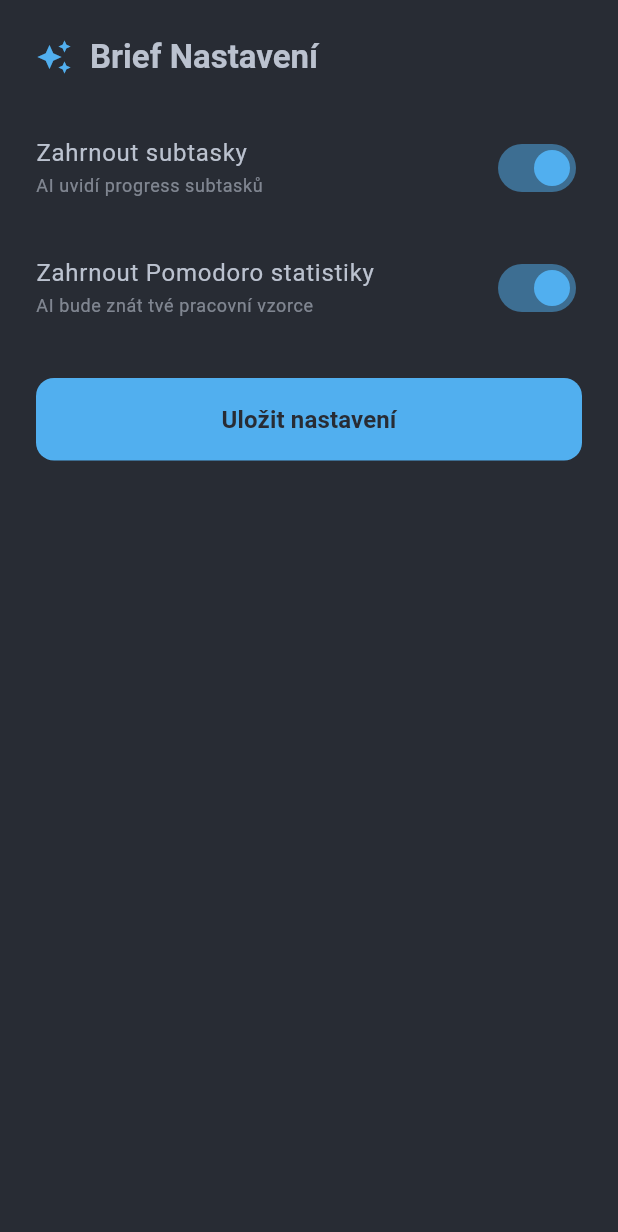
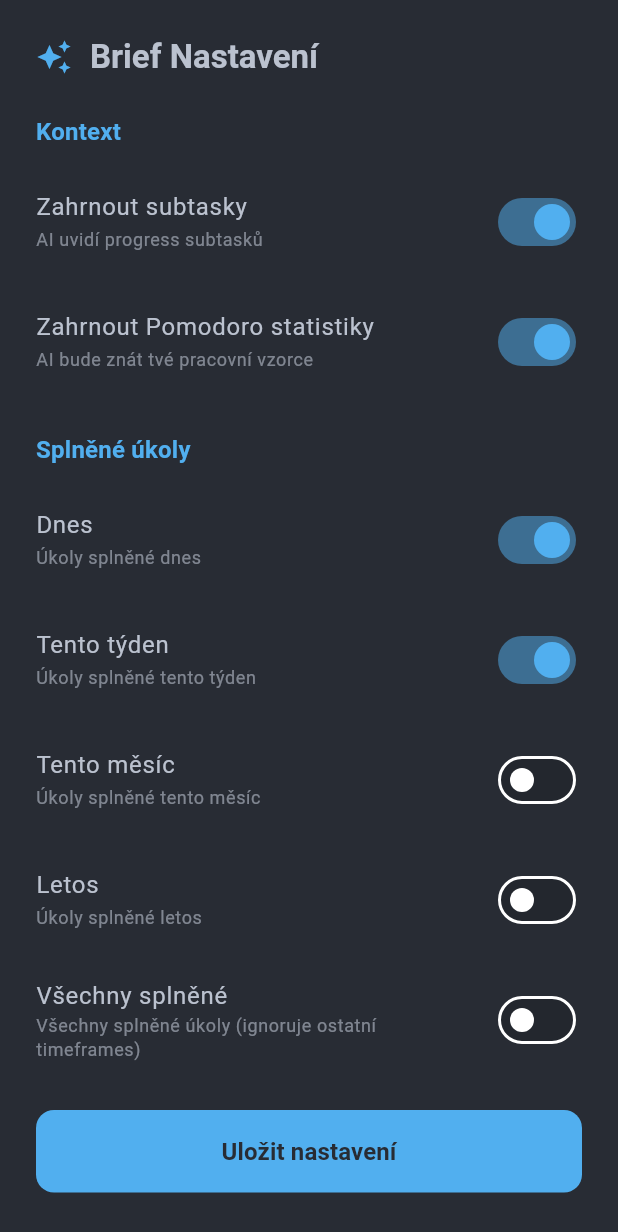
Before and after one commit to mastnacek/laidak, a Flutter app: the BriefSettingsSheet widget shown alone on an empty page, opened directly, on a phone screen of 412 x 824 dp. Shown: the top 1232 px of the screen. Run offline on Flutter 3.47's test engine with Material 3 defaults, Android fonts, the phone set to English and light mode, and no system bars; our stand-ins replace emoji_picker_flutter, equatable, flutter_bloc, flutter_colorpicker, just_audio, logger and 4 more; accounts and stored records are empty.

Commit message:
✨ feat: Completed tasks v AI Brief + rozšířené UI nastavení
Změny:
1. BriefContextBuilder:
   - Přidán parametr BriefConfig pro filtrování completed tasks
   - Nové sekce v contextu: "ACTIVE TASKS" + "COMPLETED TASKS"
   - _filterCompletedTasks() - filtruje podle timeframes (today/week/month/year/all)
   - Helper metody: _isThisWeek(), _isThisMonth(), _isThisYear()
   - USER STATS: Completed today + Completed this week

2. AiBriefRepository:
   - buildUserContext() nyní přijímá config parametr
   - Completed tasks jsou součástí AI contextu

3. BriefSettingsSheet UI (2 → 7 toggles):
   - Sekce "Kontext": Include Subtasks + Include Pomodoro
   - Sekce "Splněné úkoly": 5 nových toggles
     * Dnes (default: ON)
     * Tento týden (default: ON)
     * Tento měsíc (default: OFF)
     * Letos (default: OFF)
     * Všechny splněné (default: OFF - ignoruje ostatní)
   - Přehledné rozdělení do logických skupin

Impact:
AI Brief nyní vidí completed tasks podle user preferences
→ Realistic insights: "Dnes jsi splnil 3/8 úkolů"
→ Progress tracking a motivace

🤖 Generated with [Claude Code](https://claude.com/claude-code)

Co-Authored-By: Claude <noreply@anthropic.com>

```diff
--- a/lib/features/ai_brief/data/repositories/ai_brief_repository_impl.dart
+++ b/lib/features/ai_brief/data/repositories/ai_brief_repository_impl.dart
@@ -44,8 +44,8 @@ class AiBriefRepositoryImpl implements AiBriefRepository {
         );
       }
 
-      // 2. Sestavit user context
-      final userContext = BriefContextBuilder.buildUserContext(tasks);
+      // 2. Sestavit user context (s config pro completed tasks filtering)
+      final userContext = BriefContextBuilder.buildUserContext(tasks, config);
       AppLogger.debug('📝 Context length: ${userContext.length} chars');
 
       // 3. Zavolat AI datasource
--- a/lib/features/todo_list/presentation/widgets/brief_settings_sheet.dart
+++ b/lib/features/todo_list/presentation/widgets/brief_settings_sheet.dart
@@ -21,6 +21,11 @@ class BriefSettingsSheet extends StatefulWidget {
 class _BriefSettingsSheetState extends State<BriefSettingsSheet> {
   late bool _includeSubtasks;
   late bool _includePomodoroStats;
+  late bool _includeCompletedToday;
+  late bool _includeCompletedWeek;
+  late bool _includeCompletedMonth;
+  late bool _includeCompletedYear;
+  late bool _includeCompletedAll;
 
   @override
   void initState() {
@@ -31,10 +36,20 @@ class _BriefSettingsSheetState extends State<BriefSettingsSheet> {
     if (state is TodoListLoaded) {
       _includeSubtasks = state.briefConfig.includeSubtasks;
       _includePomodoroStats = state.briefConfig.includePomodoroStats;
+      _includeCompletedToday = state.briefConfig.includeCompletedToday;
+      _includeCompletedWeek = state.briefConfig.includeCompletedWeek;
+      _includeCompletedMonth = state.briefConfig.includeCompletedMonth;
+      _includeCompletedYear = state.briefConfig.includeCompletedYear;
+      _includeCompletedAll = state.briefConfig.includeCompletedAll;
     } else {
       // Fallback na default
       _includeSubtasks = true;
       _includePomodoroStats = true;
+      _includeCompletedToday = true;
+      _includeCompletedWeek = true;
+      _includeCompletedMonth = false;
+      _includeCompletedYear = false;
+      _includeCompletedAll = false;
     }
   }
 
@@ -46,6 +61,11 @@ class _BriefSettingsSheetState extends State<BriefSettingsSheet> {
     final newConfig = state.briefConfig.copyWith(
       includeSubtasks: _includeSubtasks,
       includePomodoroStats: _includePomodoroStats,
+      includeCompletedToday: _includeCompletedToday,
+      includeCompletedWeek: _includeCompletedWeek,
+      includeCompletedMonth: _includeCompletedMonth,
+      includeCompletedYear: _includeCompletedYear,
+      includeCompletedAll: _includeCompletedAll,
     );
 
     // Dispatch event pro update
@@ -87,6 +107,16 @@ class _BriefSettingsSheetState extends State<BriefSettingsSheet> {
             ],
           ),
           const SizedBox(height: 24),
+
+          // === CONTEXT SECTION ===
+          Text(
+            'Kontext',
+            style: theme.textTheme.titleMedium?.copyWith(
+              fontWeight: FontWeight.bold,
+              color: theme.colorScheme.primary,
+            ),
+          ),
+          const SizedBox(height: 12),
 
           // Include Subtasks toggle
           SwitchListTile(
@@ -136,6 +166,136 @@ class _BriefSettingsSheetState extends State<BriefSettingsSheet> {
 
           const SizedBox(height: 24),
 
+          // === COMPLETED TASKS SECTION ===
+          Text(
+            'Splněné úkoly',
+            style: theme.textTheme.titleMedium?.copyWith(
+              fontWeight: FontWeight.bold,
+              color: theme.colorScheme.primary,
+            ),
+          ),
+          const SizedBox(height: 12),
+
+          // Completed Today toggle
+          SwitchListTile(
+            value: _includeCompletedToday,
+            onChanged: (value) {
+              setState(() {
+                _includeCompletedToday = value;
+              });
+            },
+            title: Text(
+              'Dnes',
+              style: theme.textTheme.bodyLarge,
+            ),
+            subtitle: Text(
+              'Úkoly splněné dnes',
+              style: theme.textTheme.bodySmall?.copyWith(
+                color: theme.colorScheme.onSurface.withOpacity(0.6),
+              ),
+            ),
+            activeColor: theme.colorScheme.primary,
+            contentPadding: EdgeInsets.zero,
+          ),
+
+          const SizedBox(height: 8),
+
+          // Completed Week toggle
+          SwitchListTile(
+            value: _includeCompletedWeek,
+            onChanged: (value) {
+              setState(() {
+                _includeCompletedWeek = value;
+              });
+            },
+            title: Text(
+              'Tento týden',
+              style: theme.textTheme.bodyLarge,
+            ),
+            subtitle: Text(
+              'Úkoly splněné tento týden',
+              style: theme.textTheme.bodySmall?.copyWith(
+                color: theme.colorScheme.onSurface.withOpacity(0.6),
+              ),
+            ),
+            activeColor: theme.colorScheme.primary,
+            contentPadding: EdgeInsets.zero,
+          ),
+
+          const SizedBox(height: 8),
+
+          // Completed Month toggle
+          SwitchListTile(
+            value: _includeCompletedMonth,
+            onChanged: (value) {
+              setState(() {
+                _includeCompletedMonth = value;
+              });
+            },
+            title: Text(
+              'Tento měsíc',
+              style: theme.textTheme.bodyLarge,
+            ),
+            subtitle: Text(
+              'Úkoly splněné tento měsíc',
+              style: theme.textTheme.bodySmall?.copyWith(
+                color: theme.colorScheme.onSurface.withOpacity(0.6),
+              ),
+            ),
+            activeColor: theme.colorScheme.primary,
+            contentPadding: EdgeInsets.zero,
+          ),
+
+          const SizedBox(height: 8),
+
+          // Completed Year toggle
+          SwitchListTile(
+            value: _includeCompletedYear,
+            onChanged: (value) {
+              setState(() {
+                _includeCompletedYear = value;
+              });
+            },
+            title: Text(
+              'Letos',
+              style: theme.textTheme.bodyLarge,
+            ),
+            subtitle: Text(
+              'Úkoly splněné letos',
+              style: theme.textTheme.bodySmall?.copyWith(
+                color: theme.colorScheme.onSurface.withOpacity(0.6),
+              ),
+            ),
+            activeColor: theme.colorScheme.primary,
+            contentPadding: EdgeInsets.zero,
+          ),
+
+          const SizedBox(height: 8),
+
+          // Completed All toggle
+          SwitchListTile(
+            value: _includeCompletedAll,
+            onChanged: (value) {
+              setState(() {
+                _includeCompletedAll = value;
+              });
+            },
+            title: Text(
+              'Všechny splněné',
+              style: theme.textTheme.bodyLarge,
+            ),
+            subtitle: Text(
+              'Všechny splněné úkoly (ignoruje ostatní timeframes)',
+              style: theme.textTheme.bodySmall?.copyWith(
+                color: theme.colorScheme.onSurface.withOpacity(0.6),
+              ),
+            ),
+            activeColor: theme.colorScheme.primary,
+            contentPadding: EdgeInsets.zero,
+          ),
+
+          const SizedBox(height: 24),
+
           // Save button
           SizedBox(
             width: double.infinity,
```
Also changed, not shown: lib/features/ai_brief/data/datasources/brief_context_builder.dart (+86 -20 lines).
